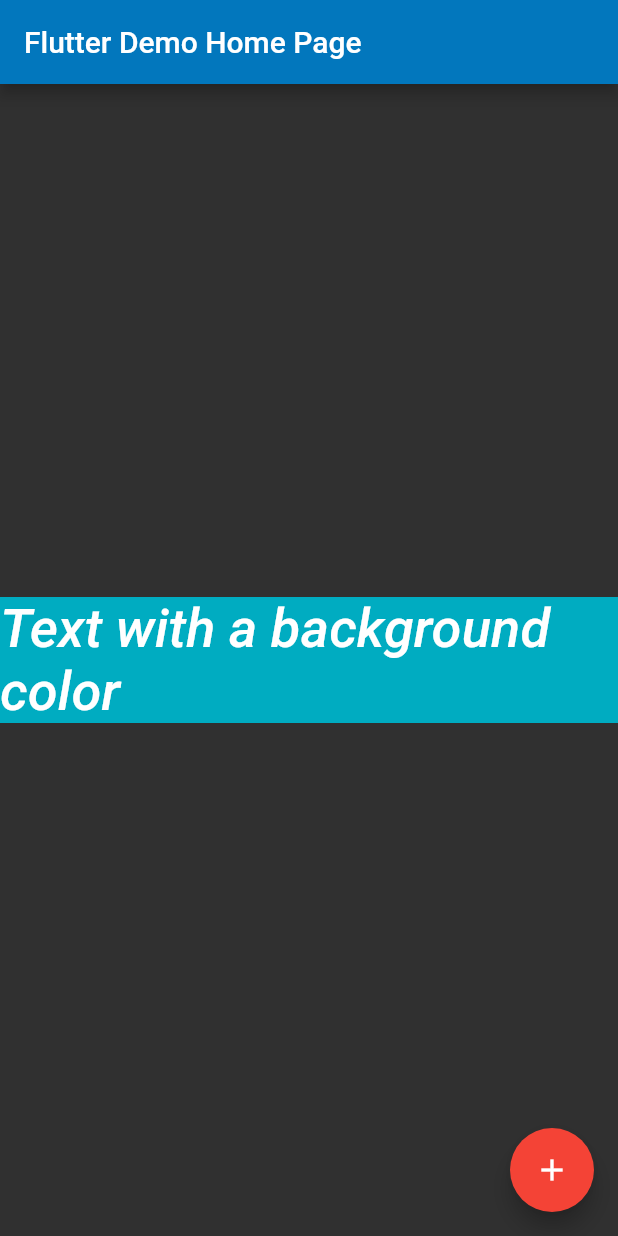
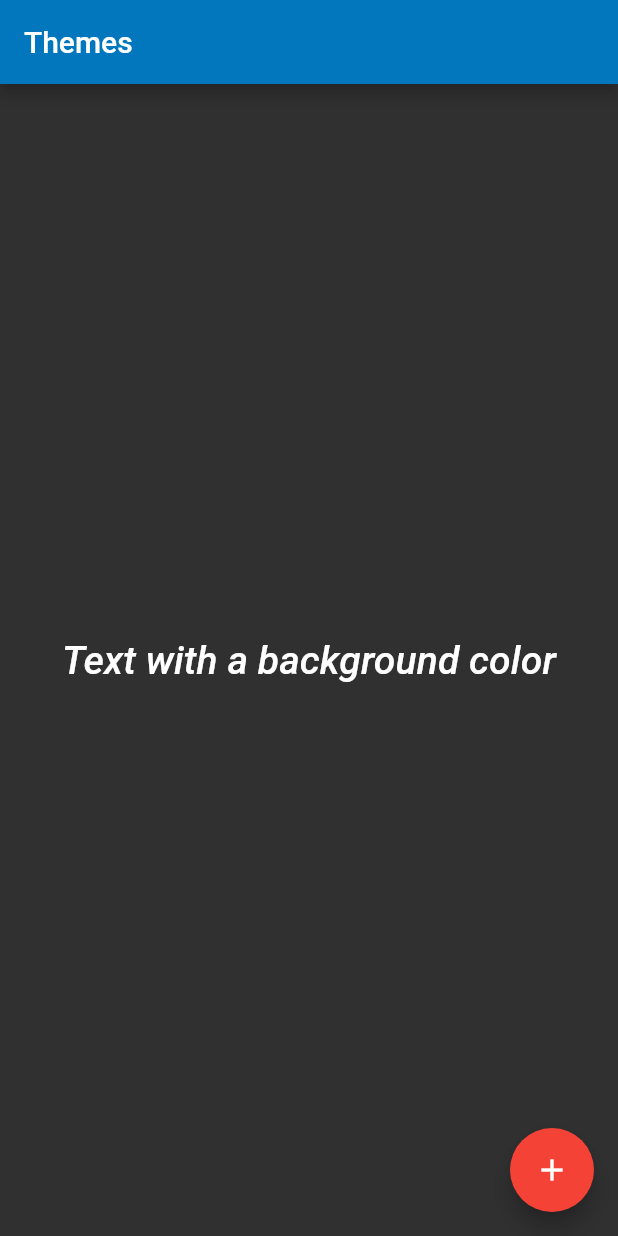
Before and after one commit to vinimass/themes_app, a Flutter app: the screen it shows after launch, on a phone screen of 412 x 824 dp. Run offline on Flutter 3.47's test engine with Material 2 defaults, Android fonts, the phone set to English and light mode, and no system bars; Roboto replaces fonts that are missing (Montserrat).

Commit message:
Criando theme

```diff
--- a/lib/main.dart
+++ b/lib/main.dart
@@ -6,7 +6,8 @@ class MyApp extends StatelessWidget {
   // This widget is the root of your application.
   @override
   Widget build(BuildContext context) {
-    return new MaterialApp(
+    return new
+      MaterialApp(
         title: 'Flutter Demo',
         theme: new ThemeData(
           // Define the default Brightness and Colors
@@ -20,12 +21,12 @@ class MyApp extends StatelessWidget {
           // Define the default TextTheme. Use this to specify the default
           // text styling for headlines, titles, bodies of text, and more.
           textTheme: TextTheme(
-          headline: TextStyle(fontSize: 72.0, fontWeight: FontWeight.bold),
-          title: TextStyle(fontSize: 36.0, fontStyle: FontStyle.italic),
+            headline: TextStyle(fontSize: 40.0, fontWeight: FontWeight.bold),
+            title: TextStyle(fontSize: 26.0, fontStyle: FontStyle.italic),
             body1: TextStyle(fontSize: 14.0, fontFamily: 'Hind'),
           ),
         ),
-      home: new MyHomePage(title: 'Flutter Demo Home Page'),
+        home: new MyHomePage(title: 'Themes'),
       );
   }
 }
@@ -37,7 +38,53 @@ class MyHomePage extends StatelessWidget {
 
   @override
   Widget build(BuildContext context) {
-    return Scaffold(
+    return/* Container(
+      child: Container(
+        color: Theme.of(context).accentColor,
+        alignment: Alignment.center,
+        child: Text(
+          'Text with a background color',
+          style: Theme.of(context).textTheme.title,
+        ),
+      )
+    );*/
+
+    Scaffold(
+      appBar: AppBar(
+        title: Text(title),
+      ),
+      body: Center(
+        child: Container(
+          child: Text(
+            'Text with a background color',
+            style: Theme.of(context).textTheme.title,
+          ),
+        ),
+      ),
+      floatingActionButton: Container(
+        child: FloatingActionButton(
+          backgroundColor: Colors.red,
+          onPressed: () async{
+            final retIptu = await Navigator.push(context,
+                MaterialPageRoute(builder: (context) => IPTU(title: 'Theme: IPTU'))
+            );
+          },
+          child: Icon(Icons.add),
+        ),
+      ),
+    );
+  }
+}
+
+class IPTU extends StatelessWidget {
+  final String title;
+
+  IPTU({Key key, @required this.title}) : super(key: key);
+
+  @override
+  Widget build(BuildContext context) {
+    return
+      Scaffold(
         appBar: AppBar(
           title: Text(title),
         ),
@@ -51,7 +98,7 @@ class MyHomePage extends StatelessWidget {
           ),
         ),
         floatingActionButton: Theme(
-        data: Theme.of(context).copyWith(accentColor: Colors.red),
+          data: Theme.of(context).copyWith(accentColor: Colors.red, primaryColor: Colors.red),
           child: FloatingActionButton(
             onPressed: null,
             child: Icon(Icons.add),
```
Also changed, not shown: 1 other file. Lines whose indentation alone changed are shown as unchanged.
